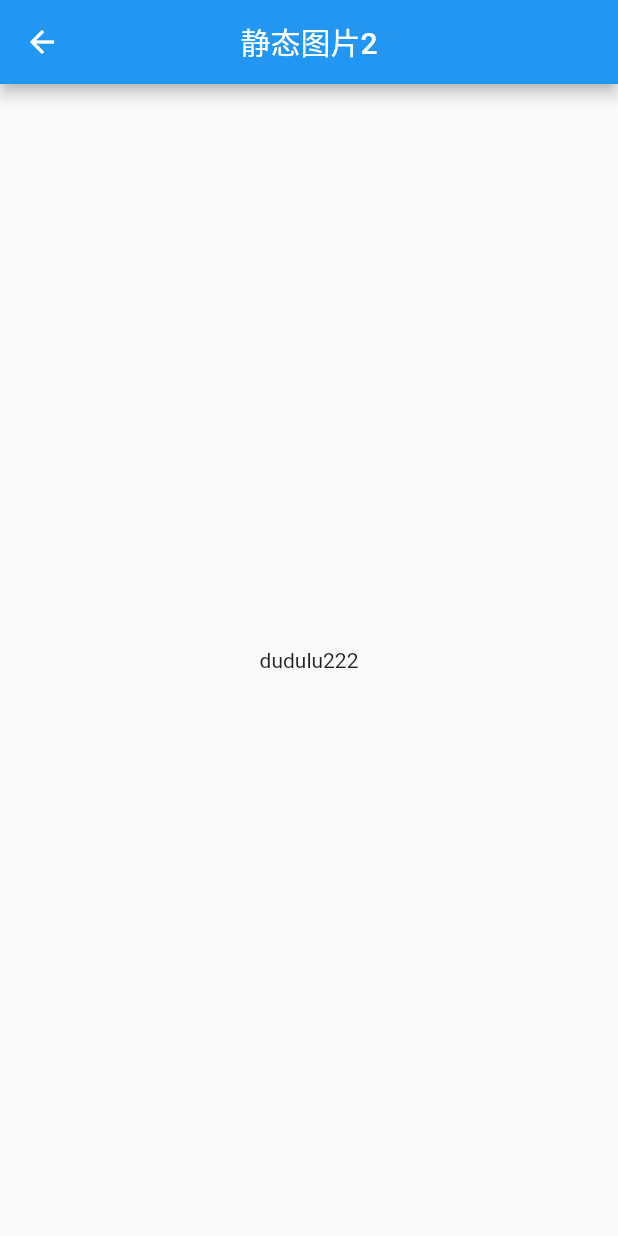
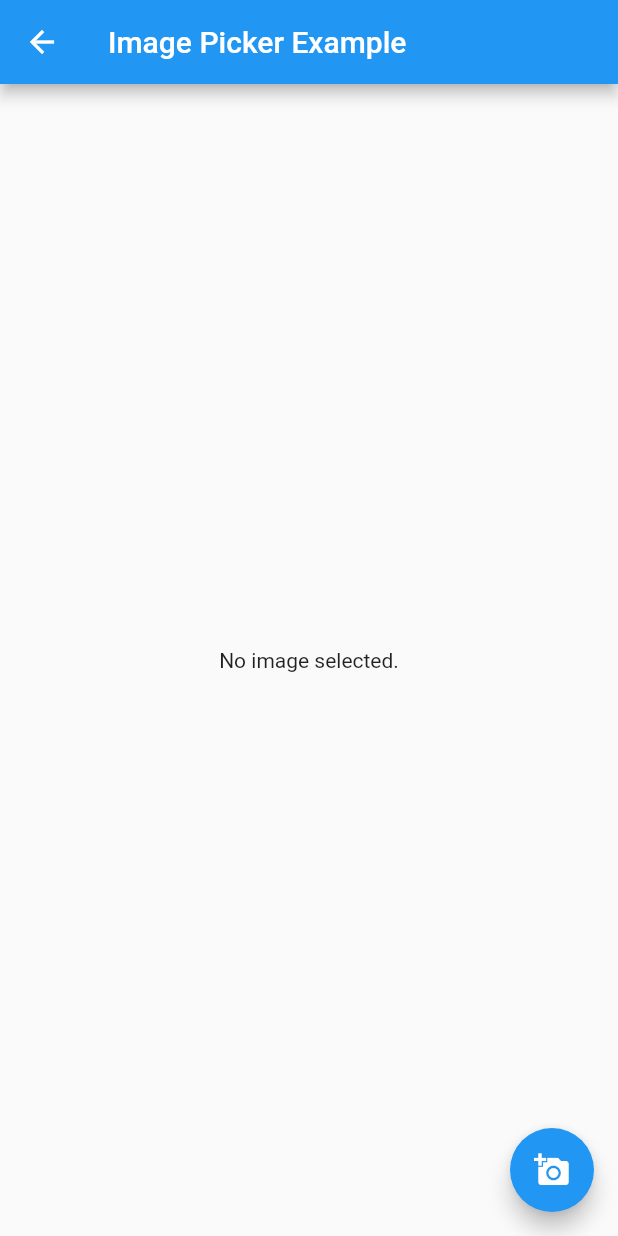
Before and after one commit to ZhongMingKun/flutter-study, a Flutter app: the UseStorageImgPage screen opened by its route, on a phone screen of 412 x 824 dp. Run offline on Flutter 3.47's test engine with Material 2 defaults, Android fonts, the light colour scheme and no system bars; our stand-ins replace flutter_swiper, image_picker.

Commit message:
feat: 增加image_picker

```diff
--- a/hello_world/lib/pages/use_app_img.dart
+++ b/hello_world/lib/pages/use_app_img.dart
@@ -1,30 +1,13 @@
 import 'package:flutter/material.dart';
-// import 'package:flutter/services.dart';
-// import 'dart:io';
 import 'package:flutter_swiper/flutter_swiper.dart';
 
-// class SwiperSetting {
-
-// }
-
+final itemCount = 5;
 class UseAppImgPage extends StatefulWidget {
   @override
   _MyHomePageState createState() => new _MyHomePageState();
-  // Widget build(BuildContext context) {
-  //   return new Scaffold(
-  //     appBar: new AppBar(
-  //       centerTitle: true,
-  //       title: new Text('静态图片')
-  //     ),
-  //     body: new Center(
-  //       child: new Text('dudulu'),
-  //     ),
-  //   );
-  // }
 }
 
 class _MyHomePageState extends State<UseAppImgPage> {
-
   @override
   Widget build(BuildContext context) {
     return new Scaffold(
@@ -33,7 +16,7 @@
         itemBuilder: (BuildContext context,int index){
           return new Image.asset('images/${index+1}.jpg',fit: BoxFit.fill,);
         },
-        itemCount: 5,
+        itemCount: itemCount,
       ),
     );
   }
--- a/hello_world/lib/pages/use_storage_img.dart
+++ b/hello_world/lib/pages/use_storage_img.dart
@@ -1,6 +1,7 @@
 import 'package:flutter/material.dart';
-// import 'package:flutter/services.dart';
-// import 'dart:io';
+import 'package:image_picker/image_picker.dart';
+import 'package:flutter/services.dart';
+import 'dart:io';
 // import 'package:flutter_swiper/flutter_swiper.dart';
 
 // class SwiperSetting {
@@ -13,16 +14,36 @@
 //   'http://via.placeholder.com/1080x1920'
 // ];
 
-class UseStorageImgPage extends StatelessWidget {
+class UseStorageImgPage extends StatefulWidget {
+  @override
+  _MyHomePageState createState() => _MyHomePageState();
+}
+class _MyHomePageState extends State<UseStorageImgPage> {
+  File _image;
+
+  Future getImage() async {
+    var image = await ImagePicker.pickImage(source: ImageSource.gallery);
+
+  setState(() {
+      _image = image;
+    });
+  }
+
   @override
   Widget build(BuildContext context) {
-    return new Scaffold(
-      appBar: new AppBar(
-        centerTitle: true,
-        title: new Text('静态图片2')
+    return Scaffold(
+      appBar: AppBar(
+        title: Text('Image Picker Example'),
       ),
-      body: new Center(
-        child: new Text('dudulu222'),
+      body: Center(
+        child: _image == null
+            ? Text('No image selected.')
+            : Image.file(_image),
+      ),
+      floatingActionButton: FloatingActionButton(
+        onPressed: getImage,
+        tooltip: 'Pick Image',
+        child: Icon(Icons.add_a_photo),
       ),
     );
   }
```
Also changed, not shown: hello_world/pubspec.yaml (+2 -5 lines).
